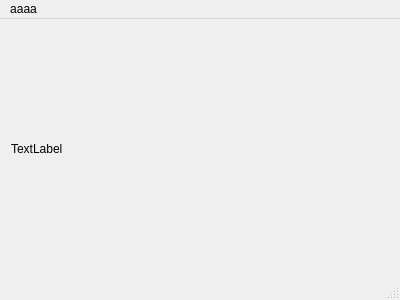
First picture: the form in sooScreenClient/mainwindow.ui, repository B-LechCode/sooScreenShare, before the edit.
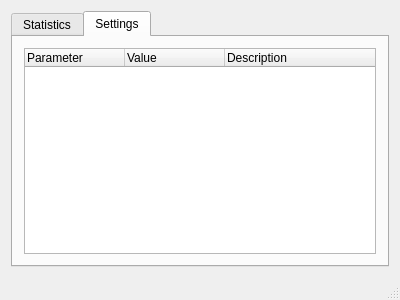
Second picture: the form after the edit.

Diff of the .ui file:
```diff
--- a/sooScreenClient/mainwindow.ui
+++ b/sooScreenClient/mainwindow.ui
@@ -16,30 +16,45 @@
   <widget class="QWidget" name="centralWidget">
    <layout class="QVBoxLayout" name="verticalLayout">
     <item>
-     <widget class="QLabel" name="lbl">
-      <property name="text">
-       <string>TextLabel</string>
+     <widget class="QTabWidget" name="tabWidget">
+      <property name="currentIndex">
+       <number>1</number>
       </property>
+      <widget class="QWidget" name="tab_statistics">
+       <attribute name="title">
+        <string>Statistics</string>
+       </attribute>
+      </widget>
+      <widget class="QWidget" name="tab_settings">
+       <attribute name="title">
+        <string>Settings</string>
+       </attribute>
+       <layout class="QVBoxLayout" name="verticalLayout_2">
+        <item>
+         <widget class="QTreeWidget" name="twSettings">
+          <column>
+           <property name="text">
+            <string>Parameter</string>
+           </property>
+          </column>
+          <column>
+           <property name="text">
+            <string>Value</string>
+           </property>
+          </column>
+          <column>
+           <property name="text">
+            <string>Description</string>
+           </property>
+          </column>
+         </widget>
+        </item>
+       </layout>
+      </widget>
      </widget>
     </item>
    </layout>
   </widget>
-  <widget class="QMenuBar" name="menuBar">
-   <property name="geometry">
-    <rect>
-     <x>0</x>
-     <y>0</y>
-     <width>400</width>
-     <height>20</height>
-    </rect>
-   </property>
-   <widget class="QMenu" name="menu">
-    <property name="title">
-     <string>aaaa</string>
-    </property>
-   </widget>
-   <addaction name="menu"/>
-  </widget>
   <widget class="QStatusBar" name="statusBar"/>
  </widget>
  <layoutdefault spacing="6" margin="11"/>
```
Left out of the diff: 2 changed lines with no effect on the pictures.
